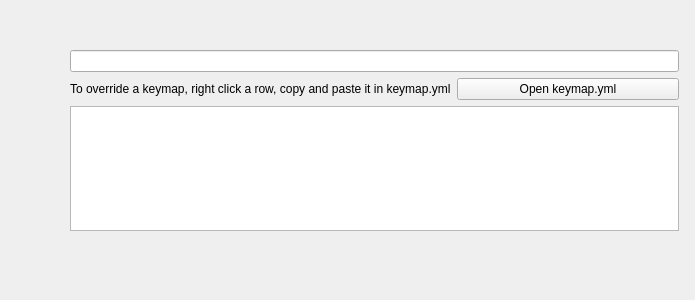
Above: src/KeymapConfigView.ui from silkedit/silkedit before the change. Below: the same form after it.
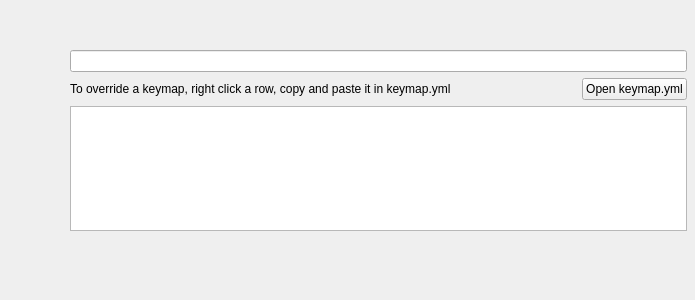
That is the form after the change. Custom widgets are drawn as their Qt base class.

Commit message: Enable sort and filter in keymap config view

```diff
--- a/src/KeymapConfigView.ui
+++ b/src/KeymapConfigView.ui
@@ -18,13 +18,17 @@
     <rect>
      <x>70</x>
      <y>50</y>
-     <width>609</width>
+     <width>617</width>
      <height>181</height>
     </rect>
    </property>
    <layout class="QVBoxLayout" name="rootLayout">
     <item>
-     <widget class="QLineEdit" name="filterLine"/>
+     <widget class="QLineEdit" name="filterLine">
+      <property name="clearButtonEnabled">
+       <bool>true</bool>
+      </property>
+     </widget>
     </item>
     <item>
      <layout class="QHBoxLayout" name="horizontalLayout">
@@ -35,6 +39,19 @@
         </property>
        </widget>
       </item>
+      <item>
+       <spacer name="horizontalSpacer">
+        <property name="orientation">
+         <enum>Qt::Horizontal</enum>
+        </property>
+        <property name="sizeHint" stdset="0">
+         <size>
+          <width>40</width>
+          <height>20</height>
+         </size>
+        </property>
+       </spacer>
+      </item>
       <item>
        <widget class="QPushButton" name="openKeymapFileButton">
         <property name="text">
@@ -55,6 +72,9 @@
       <property name="selectionBehavior">
        <enum>QAbstractItemView::SelectRows</enum>
       </property>
+      <property name="sortingEnabled">
+       <bool>true</bool>
+      </property>
       <attribute name="verticalHeaderVisible">
        <bool>false</bool>
       </attribute>
```
The commit also changes 7 other files.
